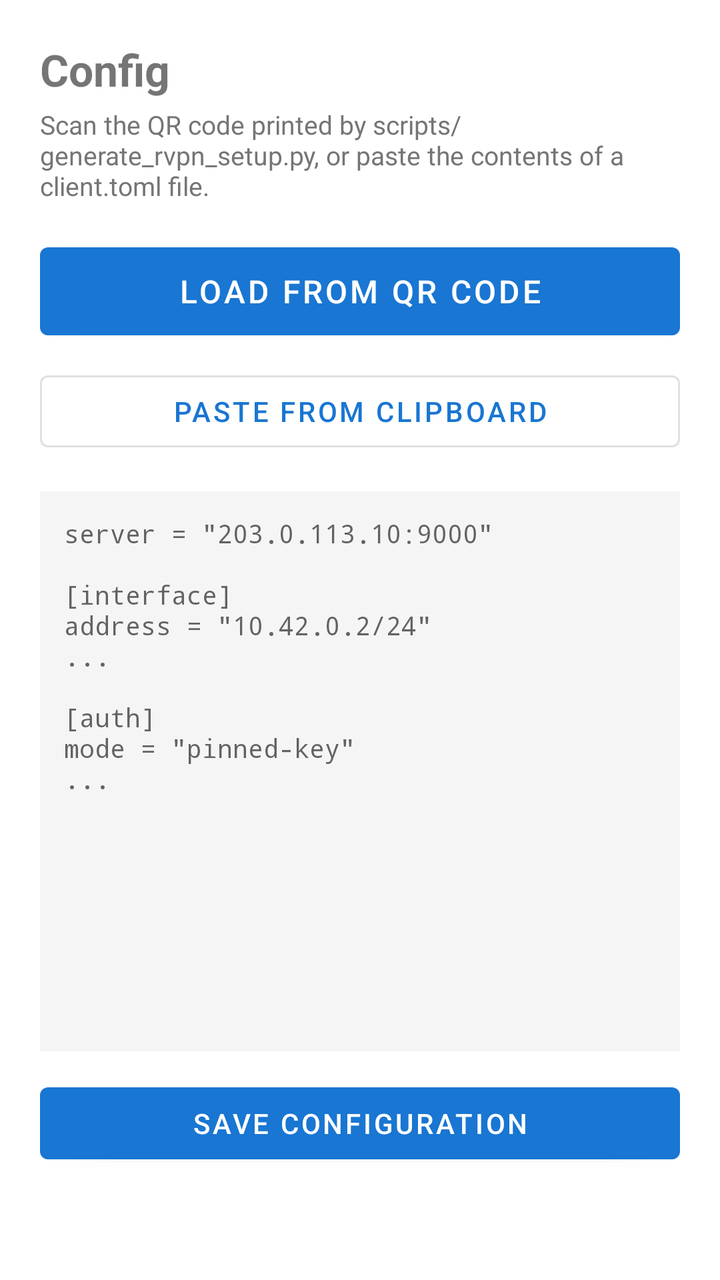
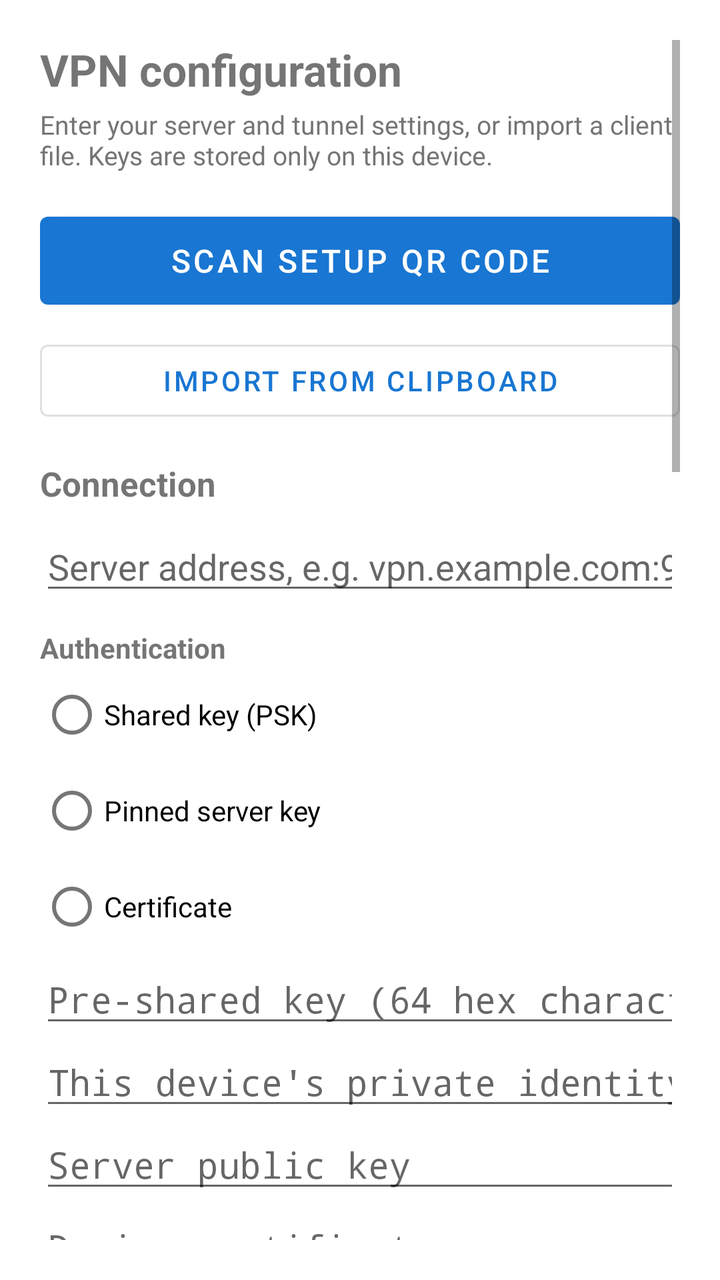

Compare the two renders of this Android layout. The source of the first and the diff that turns it into the second are given below.
<!-- AndroidManifest.xml: application theme Theme.RvpnClient -->
<!-- res/layout/section_config.xml -->
<?xml version="1.0" encoding="utf-8"?>
<ScrollView xmlns:android="http://schemas.android.com/apk/res/android"
    android:layout_width="match_parent"
    android:layout_height="match_parent"
    android:padding="20dp"
    android:fillViewport="true">

    <LinearLayout
        android:layout_width="match_parent"
        android:layout_height="wrap_content"
        android:orientation="vertical">

        <TextView android:layout_width="wrap_content" android:layout_height="wrap_content"
            android:text="Config" android:textSize="22sp" android:textStyle="bold"
            android:layout_marginBottom="4dp" />

        <TextView android:layout_width="match_parent" android:layout_height="wrap_content"
            android:text="Scan the QR code printed by scripts/generate_rvpn_setup.py, or paste the contents of a client.toml file."
            android:textSize="13sp" android:textColor="#757575"
            android:layout_marginBottom="16dp" />

        <Button android:id="@+id/scanQrButton"
            android:layout_width="match_parent"
            android:layout_height="56dp"
            android:text="Load from QR code"
            android:textSize="16sp"
            android:layout_marginBottom="8dp" />

        <Button android:id="@+id/pasteClipboardButton"
            style="@style/Widget.MaterialComponents.Button.OutlinedButton"
            android:layout_width="match_parent"
            android:layout_height="wrap_content"
            android:text="Paste from clipboard"
            android:layout_marginBottom="16dp" />

        <EditText android:id="@+id/configInput"
            android:layout_width="match_parent"
            android:layout_height="280dp"
            android:gravity="top|start"
            android:fontFamily="monospace"
            android:textSize="13sp"
            android:inputType="textMultiLine|textNoSuggestions"
            android:hint="server = &quot;203.0.113.10:9000&quot;\n\n[interface]\naddress = &quot;10.42.0.2/24&quot;\n...\n\n[auth]\nmode = &quot;pinned-key&quot;\n..."
            android:scrollbars="vertical"
            android:background="#F5F5F5"
            android:padding="12dp"
            android:layout_marginBottom="12dp" />

        <Button android:id="@+id/saveConfigButton" android:layout_width="match_parent"
            android:layout_height="wrap_content" android:text="Save Configuration" />

        <TextView android:id="@+id/configStatusText"
            android:layout_width="match_parent"
            android:layout_height="wrap_content"
            android:text=""
            android:textSize="13sp"
            android:textColor="#616161"
            android:layout_marginTop="12dp" />

    </LinearLayout>
</ScrollView>
<!-- resources referenced by this layout -->
<resources>
  <style name="Theme.RvpnClient" parent="Theme.MaterialComponents.DayNight.DarkActionBar">
          <item name="colorPrimary">#1976D2</item>
          <item name="colorPrimaryVariant">#0D47A1</item>
          <item name="colorOnPrimary">#FFFFFF</item>
      </style>
</resources>

<!-- the commit's change to res/layout/section_config.xml (unified diff, before → after) -->
@@ -11,51 +11,87 @@
         android:orientation="vertical">
 
         <TextView android:layout_width="wrap_content" android:layout_height="wrap_content"
-            android:text="Config" android:textSize="22sp" android:textStyle="bold"
+            android:text="VPN configuration" android:textSize="22sp" android:textStyle="bold"
             android:layout_marginBottom="4dp" />
 
         <TextView android:layout_width="match_parent" android:layout_height="wrap_content"
-            android:text="Scan the QR code printed by scripts/generate_rvpn_setup.py, or paste the contents of a client.toml file."
-            android:textSize="13sp" android:textColor="#757575"
-            android:layout_marginBottom="16dp" />
+            android:text="Enter your server and tunnel settings, or import a client file. Keys are stored only on this device."
+            android:textSize="13sp" android:textColor="#757575" android:layout_marginBottom="16dp" />
 
-        <Button android:id="@+id/scanQrButton"
-            android:layout_width="match_parent"
-            android:layout_height="56dp"
-            android:text="Load from QR code"
-            android:textSize="16sp"
+        <Button android:id="@+id/scanQrButton" android:layout_width="match_parent"
+            android:layout_height="56dp" android:text="Scan setup QR code" android:textSize="16sp"
             android:layout_marginBottom="8dp" />
-
         <Button android:id="@+id/pasteClipboardButton"
             style="@style/Widget.MaterialComponents.Button.OutlinedButton"
-            android:layout_width="match_parent"
-            android:layout_height="wrap_content"
-            android:text="Paste from clipboard"
-            android:layout_marginBottom="16dp" />
+            android:layout_width="match_parent" android:layout_height="wrap_content"
+            android:text="Import from clipboard" android:layout_marginBottom="16dp" />
 
-        <EditText android:id="@+id/configInput"
-            android:layout_width="match_parent"
-            android:layout_height="280dp"
-            android:gravity="top|start"
-            android:fontFamily="monospace"
-            android:textSize="13sp"
-            android:inputType="textMultiLine|textNoSuggestions"
-            android:hint="server = &quot;203.0.113.10:9000&quot;\n\n[interface]\naddress = &quot;10.42.0.2/24&quot;\n...\n\n[auth]\nmode = &quot;pinned-key&quot;\n..."
-            android:scrollbars="vertical"
-            android:background="#F5F5F5"
-            android:padding="12dp"
-            android:layout_marginBottom="12dp" />
+        <TextView android:layout_width="wrap_content" android:layout_height="wrap_content"
+            android:text="Connection" android:textStyle="bold" android:textSize="17sp" android:layout_marginBottom="8dp" />
+        <EditText android:id="@+id/formServer" android:layout_width="match_parent" android:layout_height="wrap_content"
+            android:hint="Server address, e.g. vpn.example.com:9000" android:inputType="textUri" android:singleLine="true" />
 
-        <Button android:id="@+id/saveConfigButton" android:layout_width="match_parent"
-            android:layout_height="wrap_content" android:text="Save Configuration" />
+        <TextView android:layout_width="wrap_content" android:layout_height="wrap_content"
+            android:text="Authentication" android:textStyle="bold" android:layout_marginTop="12dp" />
+        <RadioGroup android:id="@+id/formAuthMode" android:layout_width="match_parent" android:layout_height="wrap_content">
+            <RadioButton android:id="@+id/authPsk" android:layout_width="wrap_content" android:layout_height="wrap_content" android:text="Shared key (PSK)" />
+            <RadioButton android:id="@+id/authPinned" android:layout_width="wrap_content" android:layout_height="wrap_content" android:text="Pinned server key" />
+            <RadioButton android:id="@+id/authCertificate" android:layout_width="wrap_content" android:layout_height="wrap_content" android:text="Certificate" />
+        </RadioGroup>
+        <EditText android:id="@+id/formPsk" android:layout_width="match_parent" android:layout_height="wrap_content"
+            android:hint="Pre-shared key (64 hex characters)" android:inputType="textNoSuggestions" android:fontFamily="monospace" />
+        <EditText android:id="@+id/formIdentitySeed" android:layout_width="match_parent" android:layout_height="wrap_content"
+            android:hint="This device's private identity seed" android:inputType="textNoSuggestions" android:fontFamily="monospace" />
+        <EditText android:id="@+id/formPeerKey" android:layout_width="match_parent" android:layout_height="wrap_content"
+            android:hint="Server public key" android:inputType="textNoSuggestions" android:fontFamily="monospace" />
+        <EditText android:id="@+id/formCertificate" android:layout_width="match_parent" android:layout_height="wrap_content"
+            android:hint="Device certificate" android:inputType="textMultiLine|textNoSuggestions" android:fontFamily="monospace" />
+        <EditText android:id="@+id/formCaKey" android:layout_width="match_parent" android:layout_height="wrap_content"
+            android:hint="Certificate authority public key" android:inputType="textNoSuggestions" android:fontFamily="monospace" />
 
-        <TextView android:id="@+id/configStatusText"
-            android:layout_width="match_parent"
-            android:layout_height="wrap_content"
-            android:text=""
-            android:textSize="13sp"
-            android:textColor="#616161"
-            android:layout_marginTop="12dp" />
+        <TextView android:layout_width="wrap_content" android:layout_height="wrap_content"
+            android:text="Tunnel" android:textStyle="bold" android:textSize="17sp" android:layout_marginTop="16dp" />
+        <EditText android:id="@+id/formIpv4" android:layout_width="match_parent" android:layout_height="wrap_content"
+            android:hint="Device IPv4 address / prefix" android:inputType="text" android:singleLine="true" />
+        <CheckBox android:id="@+id/formIpv6Enabled" android:layout_width="wrap_content" android:layout_height="wrap_content" android:text="Enable IPv6" />
+        <EditText android:id="@+id/formIpv6" android:layout_width="match_parent" android:layout_height="wrap_content"
+            android:hint="Device IPv6 address / prefix" android:inputType="text" android:singleLine="true" />
+        <EditText android:id="@+id/formDns" android:layout_width="match_parent" android:layout_height="wrap_content"
+            android:hint="DNS servers, separated by commas" android:inputType="text" android:singleLine="true" />
+        <EditText android:id="@+id/formMtu" android:layout_width="match_parent" android:layout_height="wrap_content"
+            android:hint="MTU" android:inputType="number" android:singleLine="true" />
+        <CheckBox android:id="@+id/formDefaultV4" android:layout_width="wrap_content" android:layout_height="wrap_content" android:text="Route IPv4 internet traffic through VPN" />
+        <CheckBox android:id="@+id/formDefaultV6" android:layout_width="wrap_content" android:layout_height="wrap_content" android:text="Route IPv6 internet traffic through VPN" />
+        <EditText android:id="@+id/formSplitRoutesV4" android:layout_width="match_parent" android:layout_height="wrap_content"
+            android:hint="Additional IPv4 routes (comma-separated CIDRs)" android:inputType="text" />
+        <EditText android:id="@+id/formSplitRoutesV6" android:layout_width="match_parent" android:layout_height="wrap_content"
+            android:hint="Additional IPv6 routes (comma-separated CIDRs)" android:inputType="text" />
+        <EditText android:id="@+id/formExcludedApps" android:layout_width="match_parent" android:layout_height="wrap_content"
+            android:hint="Apps excluded from VPN (package names, comma-separated)" android:inputType="text" />
 
+        <TextView android:layout_width="wrap_content" android:layout_height="wrap_content"
+            android:text="Advanced" android:textStyle="bold" android:textSize="17sp" android:layout_marginTop="16dp" />
+        <EditText android:id="@+id/formObfuscation" android:layout_width="match_parent" android:layout_height="wrap_content"
+            android:hint="Obfuscation key (optional)" android:inputType="textNoSuggestions" android:fontFamily="monospace" />
+        <EditText android:id="@+id/formRekey" android:layout_width="match_parent" android:layout_height="wrap_content"
+            android:hint="Rekey packet limit" android:inputType="number" android:singleLine="true" />
+        <EditText android:id="@+id/formRetryInterval" android:layout_width="match_parent" android:layout_height="wrap_content"
+            android:hint="Handshake retry interval (ms)" android:inputType="number" android:singleLine="true" />
+        <EditText android:id="@+id/formRetryLimit" android:layout_width="match_parent" android:layout_height="wrap_content"
+            android:hint="Handshake retry limit" android:inputType="number" android:singleLine="true" />
+
+        <Button android:id="@+id/saveFormButton" android:layout_width="match_parent" android:layout_height="wrap_content"
+            android:text="Save configuration" android:layout_marginTop="12dp" />
+
+        <TextView android:layout_width="match_parent" android:layout_height="wrap_content"
+            android:text="Advanced: import or edit raw client.toml" android:textStyle="bold" android:layout_marginTop="24dp" android:layout_marginBottom="8dp" />
+        <EditText android:id="@+id/configInput" android:layout_width="match_parent" android:layout_height="220dp"
+            android:gravity="top|start" android:fontFamily="monospace" android:textSize="13sp"
+            android:inputType="textMultiLine|textNoSuggestions" android:hint="Paste client.toml here"
+            android:scrollbars="vertical" android:background="#F5F5F5" android:padding="12dp" />
+        <Button android:id="@+id/saveConfigButton" android:layout_width="match_parent" android:layout_height="wrap_content"
+            android:text="Save raw TOML" android:layout_marginTop="8dp" />
+        <TextView android:id="@+id/configStatusText" android:layout_width="match_parent" android:layout_height="wrap_content"
+            android:text="" android:textSize="13sp" android:textColor="#616161" android:layout_marginTop="12dp" />
     </LinearLayout>
 </ScrollView>
